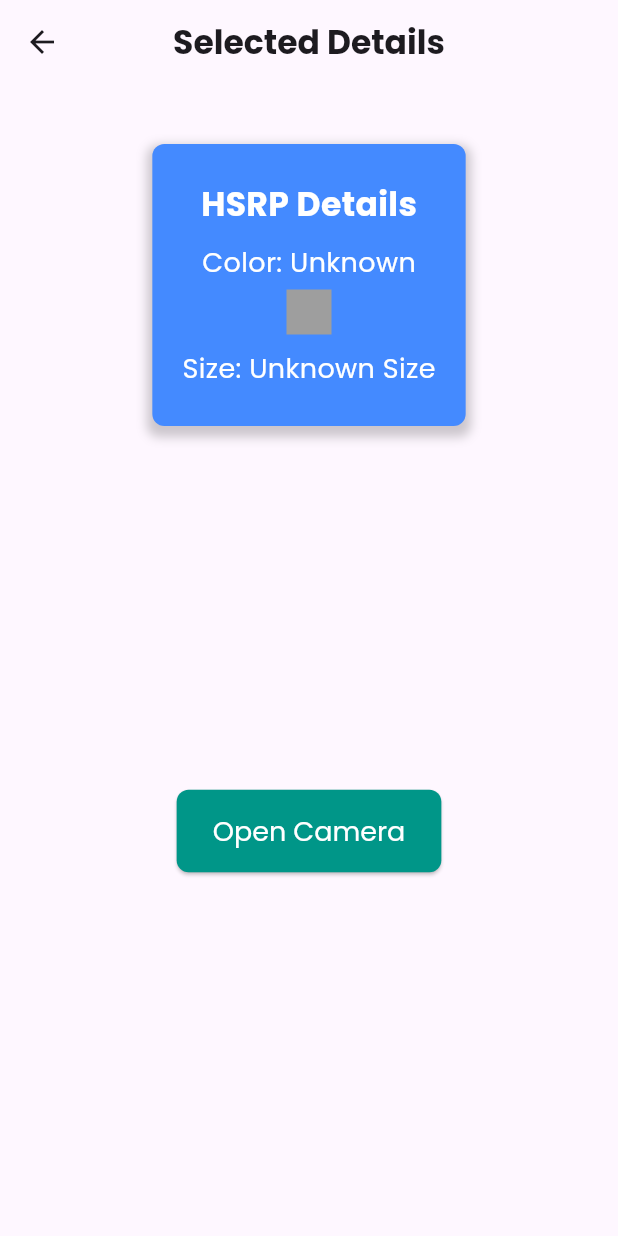
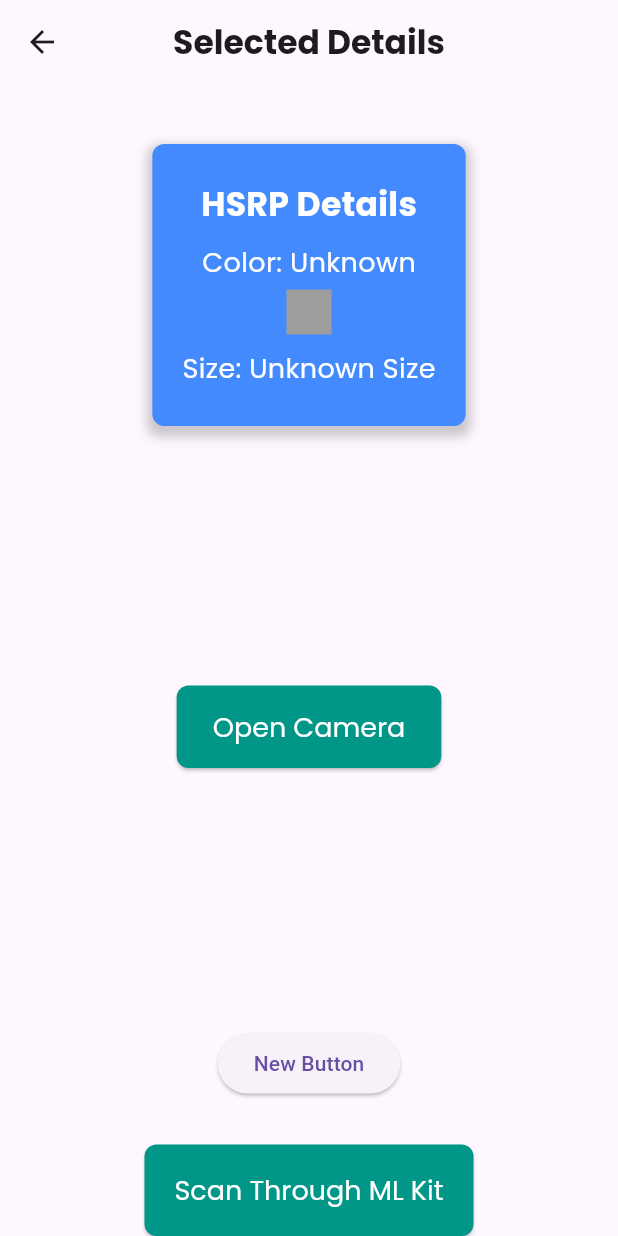
Before and after one commit to Chinmayverma1602/Celex-OCR, a Flutter app: the CameraScreen screen opened directly with empty values, on a phone screen of 412 x 824 dp. Run offline on Flutter 3.47's test engine with Material 3 defaults, Android fonts, the phone set to English and light mode, and no system bars; our stand-ins replace flutter_svg, google_fonts, shared_preferences; missing offline and left inert: google_ml_kit, img_picker; accounts and stored records are empty.

Commit message:
Button created

```diff
--- a/celex_ocr_dbd/lib/selected_details.dart
+++ b/celex_ocr_dbd/lib/selected_details.dart
@@ -1,6 +1,8 @@
 import 'dart:convert';
 import 'dart:io';
 
+import 'package:celex_ocr_dbd/ScannedResults.dart';
+import 'package:celex_ocr_dbd/Second_camera.dart';
 import 'package:flutter/material.dart';
 import 'package:google_fonts/google_fonts.dart';
 import 'package:http/http.dart' as http;
@@ -299,7 +301,16 @@ class _CameraScreenState extends State<CameraScreen> {
                 ),
               ),
             ),
-          const SizedBox(height: 20),
+          SizedBox(
+            height: 20,
+          ),
+          ElevatedButton(
+              onPressed: () {
+                Navigator.push(context,
+                    MaterialPageRoute(builder: (context) => BackupScanning()));
+              },
+              child: Text("New Button")),
+          SizedBox(height: 20),
           if (_image != null)
             ElevatedButton(
               onPressed: postPlateDetails,
@@ -317,6 +328,27 @@ class _CameraScreenState extends State<CameraScreen> {
                 textStyle: GoogleFonts.poppins(fontSize: 18),
               ),
             ),
+          SizedBox(
+            height: 10,
+          ),
+          ElevatedButton(
+            onPressed: () {
+              Navigator.of(context).push(MaterialPageRoute(
+                  builder: (context) => ScannedResultsScreen()));
+            },
+            child: Text(
+              "Scan Through ML Kit",
+              style: GoogleFonts.poppins(color: Colors.white),
+            ),
+            style: ElevatedButton.styleFrom(
+              backgroundColor: Colors.teal,
+              padding: EdgeInsets.symmetric(horizontal: 20, vertical: 17),
+              shape: RoundedRectangleBorder(
+                borderRadius: BorderRadius.circular(8),
+              ),
+              textStyle: GoogleFonts.poppins(fontSize: 18),
+            ),
+          )
         ],
       ),
     );
--- a/celex_ocr_dbd/lib/splash_screen.dart
+++ b/celex_ocr_dbd/lib/splash_screen.dart
@@ -1,4 +1,4 @@
-import 'package:celex_ocr_dbd/ScannedResults.dart';
+/* import 'package:celex_ocr_dbd/ScannedResults.dart'; */
 import 'package:celex_ocr_dbd/login_page.dart';
 import 'package:celex_ocr_dbd/HSRP_color.dart';
 import 'package:flutter/material.dart';
@@ -37,7 +37,8 @@ class _SplashScreenState extends State<SplashScreen>
           MaterialPageRoute(builder: (context) => const LoginPage()),
         );
       }
-    });
+    }
+    );
   }
 
   @override
```
Also changed, not shown: celex_ocr_dbd/lib/ScannedResults.dart (+12 -2 lines), celex_ocr_dbd/lib/Second_camera.dart (added, +20 -0 lines).
